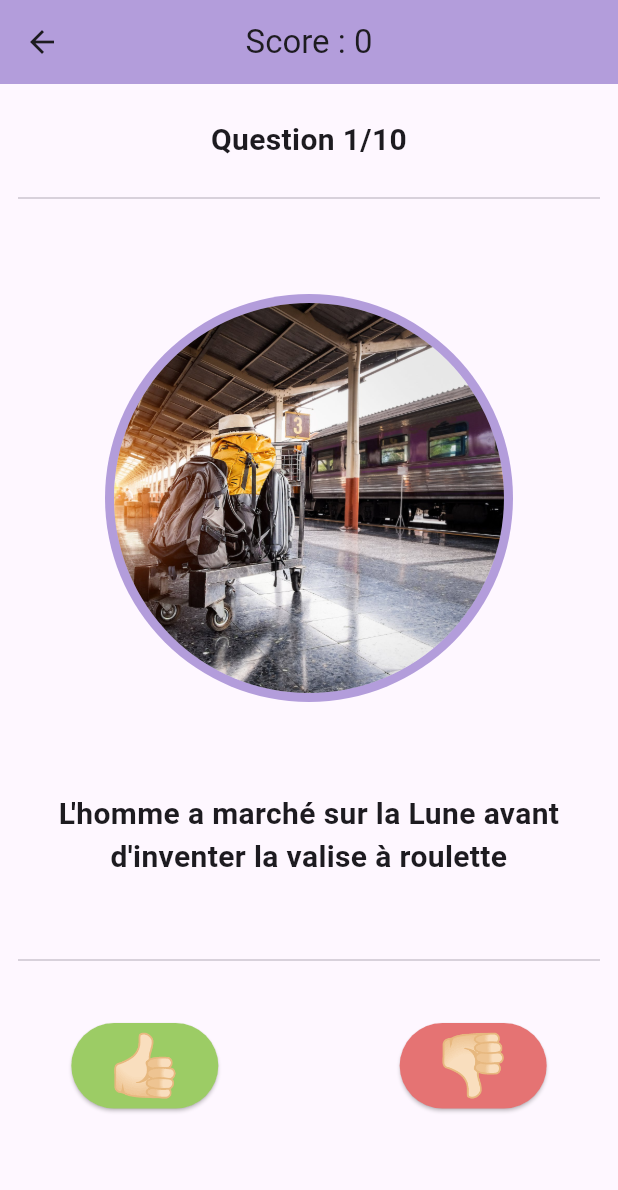
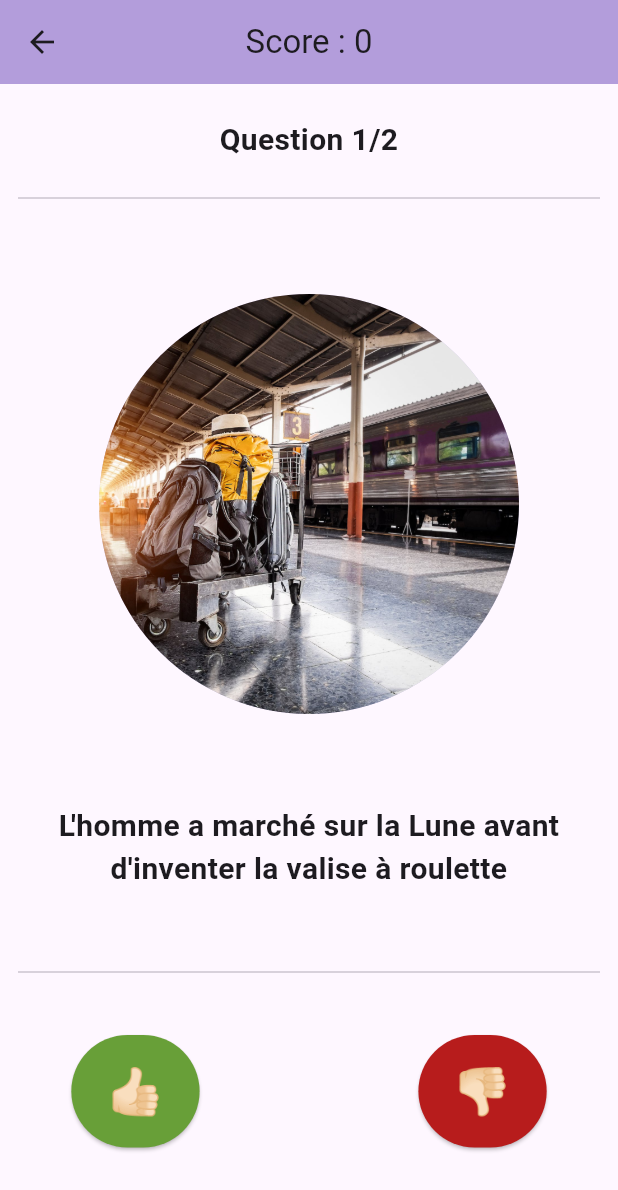
Before and after one commit to anastasiiaal/quiz-flutter-tp, a Flutter app: the QuizPage screen opened directly, on a phone screen of 412 x 824 dp. Shown: the top 1190 px of the screen. Run offline on Flutter 3.47's test engine with Material 3 defaults, Android fonts, the phone set to English and light mode, and no system bars.

Commit message:
modify styls

```diff
--- a/lib/model/question_data.dart
+++ b/lib/model/question_data.dart
@@ -14,52 +14,52 @@ class QuestionData {
         explanation: "Les abeilles sont indispensables et très fragiles ...",
         imagePath: 'honey.webp'
     ),
-    Question(
-        question: "Les avions volent plus rapidement aujourd'hui qu'avant ?",
-        response: false,
-        explanation: "Pour des raisons économiques et de carburants, les avions d'aujourd'hui volent moins vite !",
-        imagePath: 'airplane.webp'),
-    Question(
-        question: "L'inventeur des publicités pop-ups s'est excusé pour sa création ?",
-        response: true,
-        explanation: "Il est vraiment désolé, c'est intentions étaient bonnes ...",
-        imagePath: 'web.webp'
-    ),
-    Question(
-        question: "Possédons-nous un peu d'or dans notre corps ?",
-        response: true,
-        explanation: "Une personne de 70kg possède environ 0.2mg d'or en elle",
-        imagePath: 'gold.webp'
-    ),
-    Question(
-        question: "100k, c'est le nombre de combinaisons possibles avec des briques 2x4 de LEGO ?",
-        response: false,
-        explanation: "915,103,765 combinaisons possibles, c'est le résultat obtenu après une semaine de calcul par le programme du mathématicien Soren Eilers",
-        imagePath: 'lego.jpeg'
-    ),
-    Question(
-        question: "Une vache appelée par son nom produira plus de lait qu'une qui ne l'est pas ?",
-        response: true,
-        explanation: '258L de lait en plus par an pour être exact !',
-        imagePath: 'cow.jpeg'
-    ),
-    Question(
-        question: "Le drapeau des Etats-Unis a été créé par un étudiant ?",
-        response: true,
-        explanation: "Pour un projet de classe, l'étudiant a eu un B puis un A lorsque le congrès l'a choisi comme drapeau national !",
-        imagePath: 'america.jpeg'
-    ),
-    Question(
-        question: "Les astronautes peuvent-ils voter depuis l'espace ?",
-        response: true,
-        explanation: "Même dans l'espace, le devoir d'un citoyen doit être effectué !",
-        imagePath: 'astronaut.jpeg'
-    ),
-    Question(
-        question: "Tout le Nutella vendu en 1 an pourrait être étalé sur environ 50 terrains de football",
-        response: false,
-        explanation: "En realité il pourrait être étalé sur 1000 terrain de football !",
-        imagePath: 'nutella.jpeg'
-    )
+    // Question(
+    //     question: "Les avions volent plus rapidement aujourd'hui qu'avant ?",
+    //     response: false,
+    //     explanation: "Pour des raisons économiques et de carburants, les avions d'aujourd'hui volent moins vite !",
+    //     imagePath: 'airplane.webp'),
+    // Question(
+    //     question: "L'inventeur des publicités pop-ups s'est excusé pour sa création ?",
+    //     response: true,
+    //     explanation: "Il est vraiment désolé, c'est intentions étaient bonnes ...",
+    //     imagePath: 'web.webp'
+    // ),
+    // Question(
+    //     question: "Possédons-nous un peu d'or dans notre corps ?",
+    //     response: true,
+    //     explanation: "Une personne de 70kg possède environ 0.2mg d'or en elle",
+    //     imagePath: 'gold.webp'
+    // ),
+    // Question(
+    //     question: "100k, c'est le nombre de combinaisons possibles avec des briques 2x4 de LEGO ?",
+    //     response: false,
+    //     explanation: "915,103,765 combinaisons possibles, c'est le résultat obtenu après une semaine de calcul par le programme du mathématicien Soren Eilers",
+    //     imagePath: 'lego.jpeg'
+    // ),
+    // Question(
+    //     question: "Une vache appelée par son nom produira plus de lait qu'une qui ne l'est pas ?",
+    //     response: true,
+    //     explanation: '258L de lait en plus par an pour être exact !',
+    //     imagePath: 'cow.jpeg'
+    // ),
+    // Question(
+    //     question: "Le drapeau des Etats-Unis a été créé par un étudiant ?",
+    //     response: true,
+    //     explanation: "Pour un projet de classe, l'étudiant a eu un B puis un A lorsque le congrès l'a choisi comme drapeau national !",
+    //     imagePath: 'america.jpeg'
+    // ),
+    // Question(
+    //     question: "Les astronautes peuvent-ils voter depuis l'espace ?",
+    //     response: true,
+    //     explanation: "Même dans l'espace, le devoir d'un citoyen doit être effectué !",
+    //     imagePath: 'astronaut.jpeg'
+    // ),
+    // Question(
+    //     question: "Tout le Nutella vendu en 1 an pourrait être étalé sur environ 50 terrains de football",
+    //     response: false,
+    //     explanation: "En realité il pourrait être étalé sur 1000 terrain de football !",
+    //     imagePath: 'nutella.jpeg'
+    // )
   ];
 }
--- a/lib/ui/first_page.dart
+++ b/lib/ui/first_page.dart
@@ -65,8 +65,9 @@ class FirstPageState extends State<FirstPage> {
                               style: ButtonStyle(
                                 backgroundColor: MaterialStatePropertyAll(Colors.deepPurple[500]),
                               ),
-                              child: const Text('C\'est parti !', style: TextStyle(
+                              child: const Text('C\'est parti ! 👌🏻', style: TextStyle(
                                 color: Colors.white,
+                                fontSize: 18
                               )),
                             ),
                           ],
--- a/lib/ui/quiz_page.dart
+++ b/lib/ui/quiz_page.dart
@@ -54,13 +54,13 @@ class QuizPageState extends State<QuizPage> {
                       children: [
                         CircleAvatar(
                           backgroundColor: Colors.deepPurple[200],
-                          radius: 136,
+                          radius: 138,
                         ),
                         CircleAvatar(
                             backgroundColor: Colors.deepPurple[100],
                             foregroundImage:
                             AssetImage('${currentQuestion.getImage()}'),
-                            radius: 130)
+                            radius: 140)
                       ],
                     ),
                   ),
@@ -100,24 +100,18 @@ class QuizPageState extends State<QuizPage> {
                             },
                             // onPressed: checkAnswer(currentQuestion.response, true),
                             style: ButtonStyle(
-                              backgroundColor: MaterialStatePropertyAll(Colors.lightGreen[400]),
+                              backgroundColor: MaterialStatePropertyAll(Colors.lightGreen[700]),
                             ),
-                            child: const Text('👍🏻', style: TextStyle(
+                            child: const Padding(
+                              padding: EdgeInsets.symmetric(vertical: 16, horizontal: 0),
+                              child: Text('👍🏻', style: TextStyle(
                                   color: Colors.white,
-                                fontSize: 40,
+                                  fontSize: 30,
                                   fontWeight: FontWeight.bold
                               )),
                             ),
+                          ),
                           ElevatedButton(
-                            // onPressed: () {
-                            //   showDialog(
-                            //     barrierDismissible: false,
-                            //     context: context,
-                            //     builder: (BuildContext context) {
-                            //       return endGame();
-                            //     },
-                            //   );
-                            // },
                             onPressed: () {
                               showDialog(
                                 barrierDismissible: false,
@@ -128,13 +122,16 @@ class QuizPageState extends State<QuizPage> {
                               );
                             },
                             style:  ButtonStyle(
-                              backgroundColor: MaterialStatePropertyAll(Colors.red[300]),
+                              backgroundColor: MaterialStatePropertyAll(Colors.red[900]),
                             ),
-                            child: const Text('👎🏻', style: TextStyle(
+                            child: const Padding(
+                              padding: EdgeInsets.symmetric(vertical: 16, horizontal: 0),
+                              child: Text('👎🏻', style: TextStyle(
                                   color: Colors.white,
-                                fontSize: 40,
+                                  fontSize: 30,
                                   fontWeight: FontWeight.bold
                               )),
+                            ),
                           ),
                         ]
                     )
@@ -157,7 +154,7 @@ class QuizPageState extends State<QuizPage> {
       gifToShow = 'images/oui.gif';
     }
     if (currentQuestionIndex >= questionData.questionList.length - 1) {
-      buttonText = "Résultats";
+      buttonText = "Résultats .. 👀";
     }
 
     return AlertDialog(
@@ -217,14 +214,14 @@ class QuizPageState extends State<QuizPage> {
 
   // endgame popup with results + button to restart game
   AlertDialog endGame() {
-    var textToShow = "Bravo ! T'as eu $score points !";
-    var gifToShow = 'images/result-sup-5.gif';
+    var textToShow = "Bravo ! T'as eu $score points ! 🎉";
+    var gifToShow = 'images/result-sup-5-1.gif';
     if (score <= 5) {
-      textToShow = "Tu m'as déçu.. Que $score bonnes réponses";
+      textToShow = "Tu m'as déçu.. Que $score bonnes réponses 🥲";
       gifToShow = 'images/result-und-5.gif';
     }
     return AlertDialog(
-      title: Text('${textToShow} 🎉', style: const TextStyle(fontWeight: FontWeight.bold, fontSize: 22), textAlign: TextAlign.center),
+      title: Text('${textToShow}', style: const TextStyle(fontWeight: FontWeight.bold, fontSize: 22), textAlign: TextAlign.center),
       content: Column(
         mainAxisSize: MainAxisSize.min,
         children: [
```
Also changed, not shown: images/oui.gif, images/result-sup-5-1.gif (added), 1 other file. Lines whose indentation alone changed are shown as unchanged.
